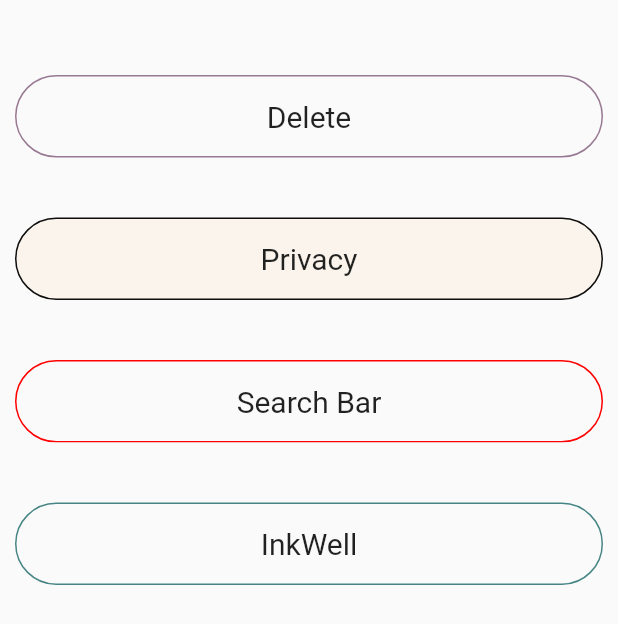
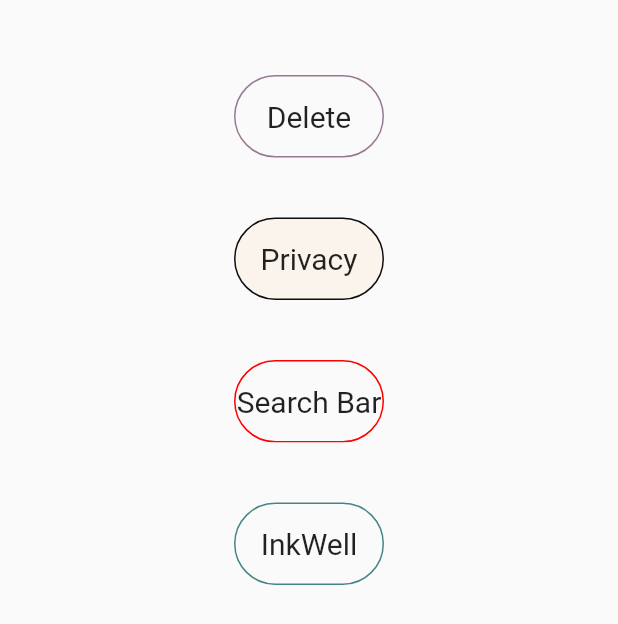
Before and after one commit to bhargav-dobariya/Flutter-Training2, a Flutter app: the screen it shows after launch, on a phone screen of 412 x 824 dp. Shown: the top 624 px of the screen. Run offline on Flutter 3.47's test engine with Material 2 defaults, Android fonts, the phone set to English and light mode, and no system bars.

Commit message:
All changes Implemented

```diff
--- a/lib/Screens/home_screen.dart
+++ b/lib/Screens/home_screen.dart
@@ -12,7 +12,7 @@ class HomeScreen extends StatefulWidget {
 }
 
 class _HomeScreenState extends State<HomeScreen> {
-  bool user1 = false;
+  // bool user1 = false;
 
   @override
   Widget build(BuildContext context) {
@@ -20,8 +20,10 @@ class _HomeScreenState extends State<HomeScreen> {
         body: Padding(
       padding: const EdgeInsets.all(10.0),
       child: Container(
+        alignment: Alignment.center,
         child: Column(
-          crossAxisAlignment: CrossAxisAlignment.stretch,
+          // mainAxisAlignment: MainAxisAlignment.start,
+          crossAxisAlignment: CrossAxisAlignment.start,
           children: [
             DeleteButton(),
             PrivacyButton(),
--- a/lib/main.dart
+++ b/lib/main.dart
@@ -11,6 +11,7 @@ class MyApp extends StatelessWidget {
   @override
   Widget build(BuildContext context) {
     return MaterialApp(
+      debugShowCheckedModeBanner: false,
       theme: ThemeData(primarySwatch: Colors.blueGrey),
       home: HomeScreen(),
     );
--- a/lib/widgets/buttons/delete_button.dart
+++ b/lib/widgets/buttons/delete_button.dart
@@ -30,7 +30,7 @@ class _DeleteButtonState extends State<DeleteButton> {
         width: 100,
         decoration: BoxDecoration(
             border: Border.all(color: Color(0xff987993)),
-            borderRadius: const BorderRadius.all(Radius.circular(100))),
+            borderRadius: const BorderRadius.all(Radius.circular(150))),
         child: const Center(
           child: Text(
             "Delete",
```
